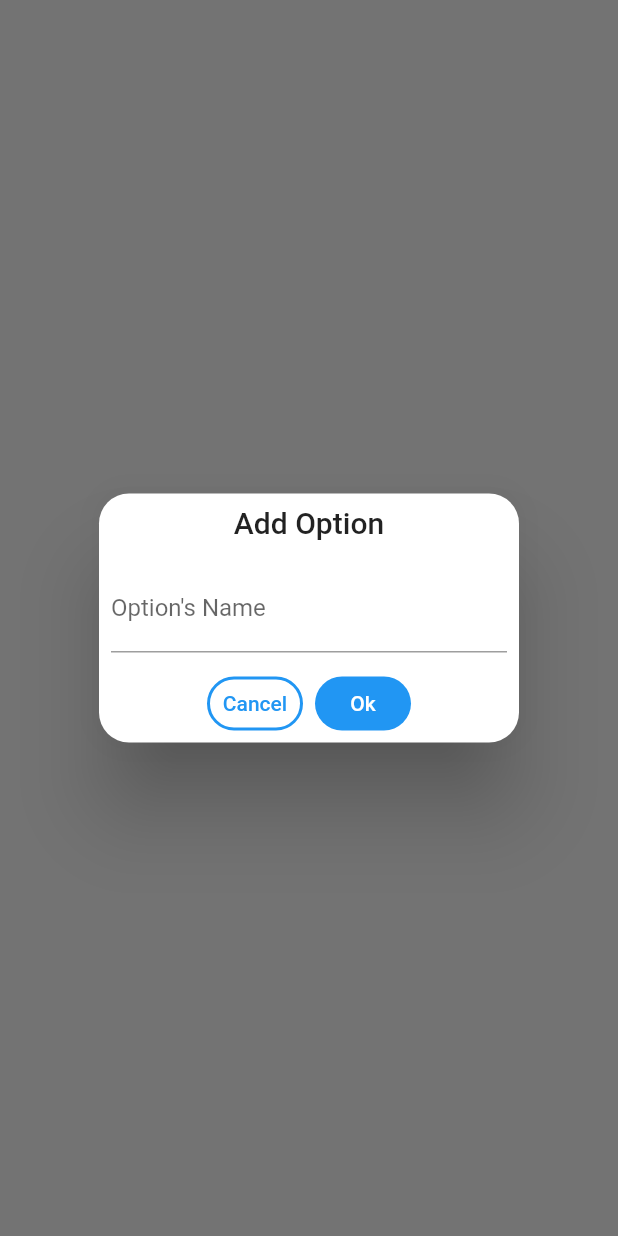
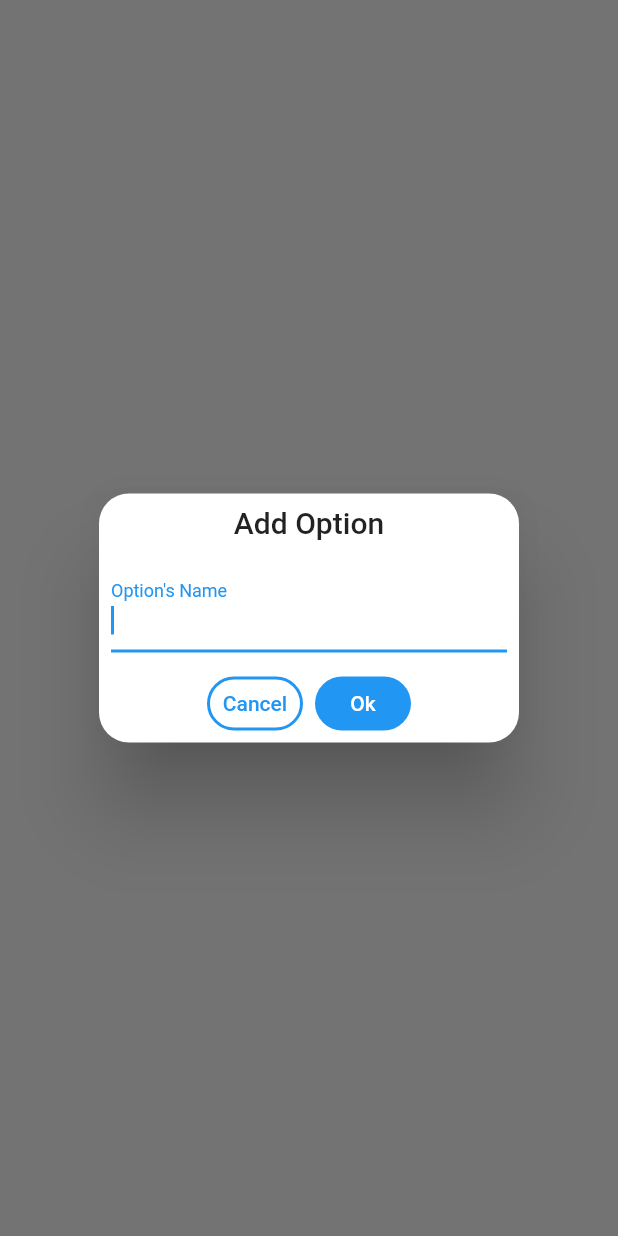
Before and after one commit to hassan257/ruleta, a Flutter app: the screen it shows after launch, after a tap on "New Roulette", on a phone screen of 412 x 824 dp. Run offline on Flutter 3.47's test engine with Material 2 defaults, Android fonts, the light colour scheme and no system bars; our stand-ins replace animate_do, get; missing offline and left inert: random_color.

Commit message:
Se agrega SafeArea al view principal, se ajustan detalles visuales de botones y se agrega el spin al dar tap en la ruleta. También se colocan las opciones de colores.

```diff
--- a/lib/main.dart
+++ b/lib/main.dart
@@ -16,6 +16,7 @@ class MyApp extends StatelessWidget {
 
     return const MaterialApp(
       title: 'Material App',
+      debugShowCheckedModeBanner: false,
       home: Scaffold(
         body: _Body(),
       ),
@@ -35,12 +36,62 @@ class _Body extends StatelessWidget {
     const double widthIndicator = 30;
     const double widthRoulette = 200;
     final OptionsRouletteController optionsRouletteController = Get.put(OptionsRouletteController());
-    return Column(
-      mainAxisAlignment: MainAxisAlignment.center,
-      children: [
-        const _AddOptionButton(),
-        Obx(() => optionsRouletteController.options.isNotEmpty ? const RouletteWidget(widthRoulette: widthRoulette, widthIndicator: widthIndicator, heightIndicator: heightIndicator) : Container()),
-      ],
+    return SafeArea(
+      child: Center(
+        child: SingleChildScrollView(
+          child: Column(
+            mainAxisAlignment: MainAxisAlignment.center,
+            children: [
+              const _AddOptionButton(),
+              Obx(() {
+                if(optionsRouletteController.options.isNotEmpty){
+                  List<Widget> options = [];
+                  for (var option in optionsRouletteController.options) {
+                    options.add(Row(children: [
+                    Container(color: option.color, height: 10, width: 10,),
+                    Text(option.text)
+                    ],));
+                  }
+                  return Column(
+                    mainAxisAlignment: MainAxisAlignment.center,
+                    children: [
+                      _Information(widthRoulette: widthRoulette, options: options),
+                      const RouletteWidget(widthRoulette: widthRoulette, widthIndicator: widthIndicator, heightIndicator: heightIndicator),
+                    ],
+                  );
+                }else{
+                  return Container();
+                }
+              }),
+            ],
+          ),
+        ),
+      ),
+    );
+  }
+}
+
+class _Information extends StatelessWidget {
+  const _Information({
+    Key? key,
+    required this.widthRoulette,
+    required this.options,
+  }) : super(key: key);
+
+  final double widthRoulette;
+  final List<Widget> options;
+
+  @override
+  Widget build(BuildContext context) {
+    return SizedBox(
+      width: widthRoulette,
+      child: Wrap(
+        direction: Axis.horizontal,
+        children: options,
+        runAlignment: WrapAlignment.center,
+        alignment: WrapAlignment.center,
+        crossAxisAlignment: WrapCrossAlignment.center,
+      ),
     );
   }
 }
@@ -66,8 +117,10 @@ class _AddOptionButton extends StatelessWidget {
       final OptionsRouletteController optionsRouletteController = Get.find<OptionsRouletteController>();
       optionsRouletteController.optionNameTextController.clear();
       Get.defaultDialog(
+        barrierDismissible: false,
         title: 'Add Option',
         content: TextField(
+          autofocus: true,
           controller: optionsRouletteController.optionNameTextController,
           decoration: const InputDecoration(
             label: Text('Option\'s Name'),
--- a/lib/widgets/buttons/custom_button.dart
+++ b/lib/widgets/buttons/custom_button.dart
@@ -11,10 +11,10 @@ class CustomButton extends StatelessWidget {
 
   @override
   Widget build(BuildContext context) {
-    return MaterialButton(
-      onPressed: onPressed,
+    return GestureDetector(
+      onTap: onPressed,
       child: Container(
-        padding: const EdgeInsets.all(10),
+        padding: const EdgeInsets.symmetric(vertical: 10, horizontal: 15),
         decoration: BoxDecoration(
           borderRadius: const BorderRadius.all(Radius.circular(25)),
           shape: BoxShape.rectangle,
@@ -23,6 +23,7 @@ class CustomButton extends StatelessWidget {
         child: Wrap(
           direction: Axis.horizontal,
           spacing: 10,
+          crossAxisAlignment: WrapCrossAlignment.center,
           children: [
             Icon(icon, color: colorText,),
             Text(text,
```
Also changed, not shown: lib/widgets/custom_roulette_widget.dart (+17 -14 lines), 1 other file.
